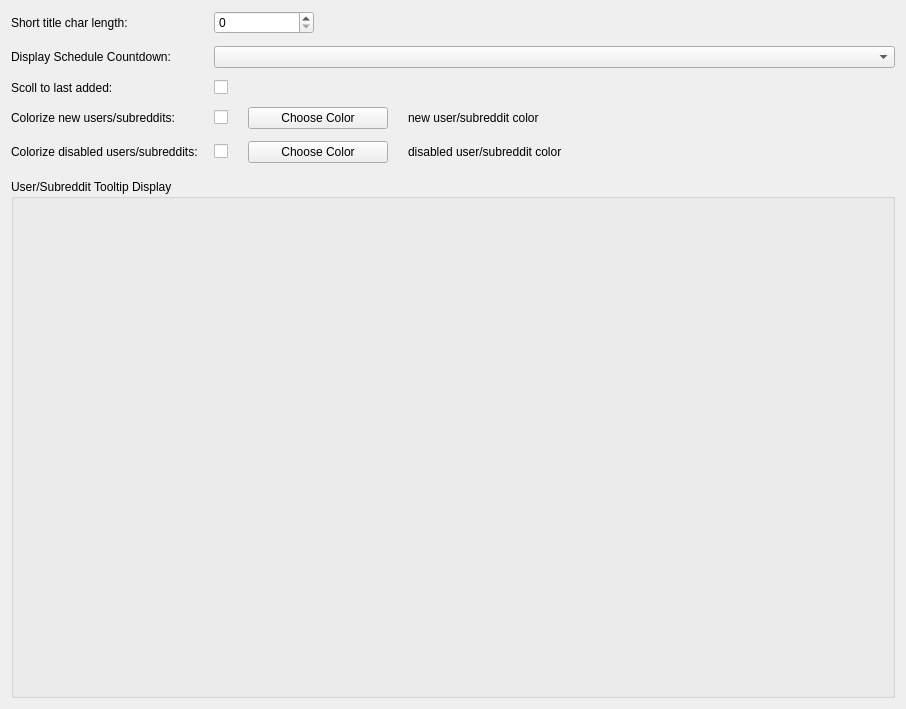
The window that Resources/ui_files/settings/display_settings_widget.ui (MalloyDelacroix/DownloaderForReddit) describes before a commit, drawn with Qt 5.
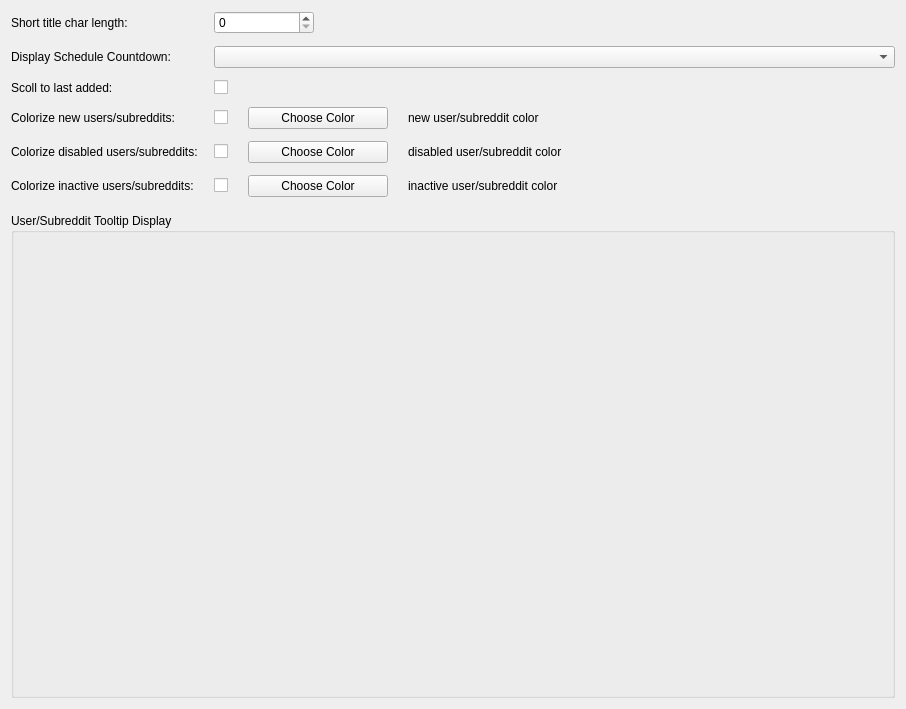
The same window after the commit.

Commit message: Add colorization for inactive reddit objects

What changed in the file:
```diff
--- a/Resources/ui_files/settings/display_settings_widget.ui
+++ b/Resources/ui_files/settings/display_settings_widget.ui
@@ -206,6 +206,66 @@
        </item>
       </layout>
      </item>
+     <item row="5" column="0">
+      <widget class="QLabel" name="label_6">
+       <property name="text">
+        <string>Colorize inactive users/subreddits:</string>
+       </property>
+      </widget>
+     </item>
+     <item row="5" column="1">
+      <layout class="QHBoxLayout" name="horizontalLayout_4">
+       <property name="spacing">
+        <number>20</number>
+       </property>
+       <item>
+        <widget class="QCheckBox" name="colorize_inactive_checkbox">
+         <property name="text">
+          <string/>
+         </property>
+        </widget>
+       </item>
+       <item>
+        <widget class="QPushButton" name="choose_inactive_color_button">
+         <property name="minimumSize">
+          <size>
+           <width>140</width>
+           <height>0</height>
+          </size>
+         </property>
+         <property name="maximumSize">
+          <size>
+           <width>16777215</width>
+           <height>26</height>
+          </size>
+         </property>
+         <property name="text">
+          <string>Choose Color</string>
+         </property>
+        </widget>
+       </item>
+       <item>
+        <widget class="QLabel" name="inactive_ro_color_label">
+         <property name="text">
+          <string>inactive user/subreddit color</string>
+         </property>
+        </widget>
+       </item>
+       <item>
+        <spacer name="horizontalSpacer_4">
+         <property name="orientation">
+          <enum>Qt::Horizontal</enum>
+         </property>
+         <property name="sizeHint" stdset="0">
+          <size>
+           <width>40</width>
+           <height>20</height>
+          </size>
+         </property>
+        </spacer>
+       </item>
+      </layout>
+     </item>
     </layout>
    </item>
    <item>
```
The commit also changes 4 other files.
